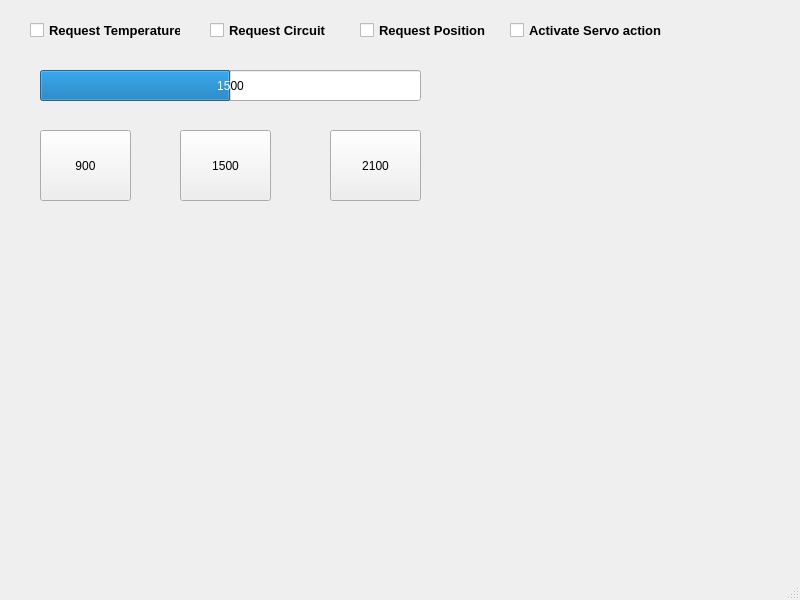
guang-mao/ui_mks, file mainwindow.ui: the form before one commit.
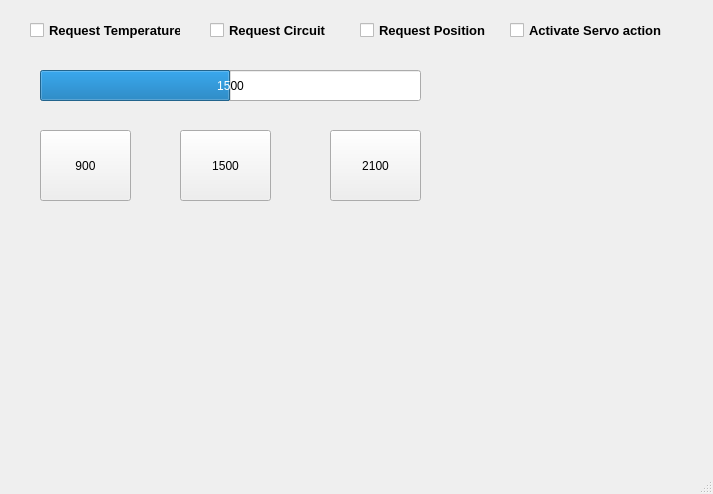
The form after the commit.

Patch:
```diff
--- a/mainwindow.ui
+++ b/mainwindow.ui
@@ -6,8 +6,8 @@
    <rect>
     <x>0</x>
     <y>0</y>
-    <width>800</width>
-    <height>600</height>
+    <width>713</width>
+    <height>494</height>
    </rect>
   </property>
   <property name="windowTitle">
```
Left out of the diff: 22 changed lines with no effect on the pictures.
